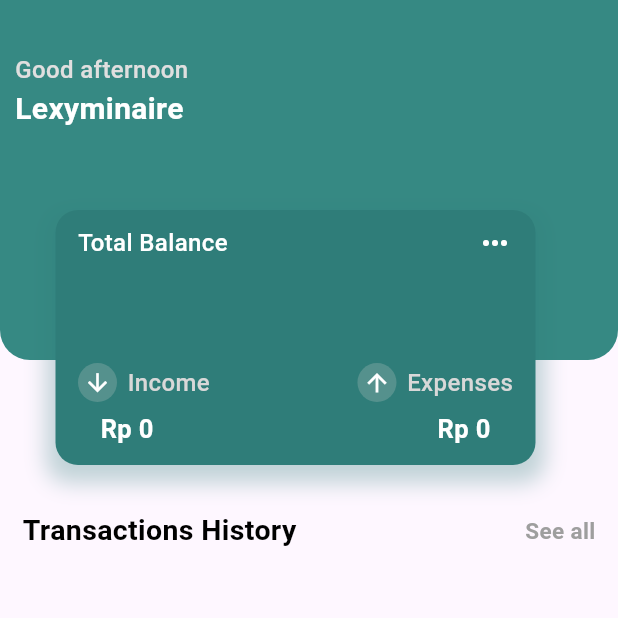
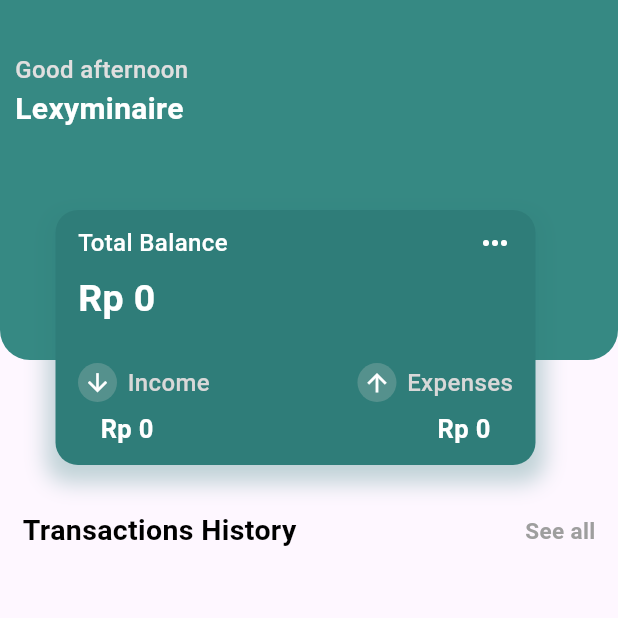
Before and after one commit to Jecheytaso/BibitDax, a Flutter app: the Home screen opened directly, on a phone screen of 412 x 824 dp, the top half of it. Run offline on Flutter 3.47's test engine with Material 3 defaults, Android fonts, the phone set to English and light mode, and no system bars; our stand-ins replace hive, hive_flutter, syncfusion_flutter_charts; accounts and stored records are empty.

Commit message:
modified:   lib/Screens/home.dart

```diff
--- a/lib/Screens/home.dart
+++ b/lib/Screens/home.dart
@@ -1,3 +1,4 @@
+import 'package:intl/intl.dart';
 import 'package:flutter/material.dart';
 import 'package:hive/hive.dart';
 import 'package:hive_flutter/adapters.dart';
@@ -208,8 +209,7 @@ class _HomeState extends State<Home> {
                   child: Row(
                     children: [
                       Text(
-                        //'\Rp ${total()}',
-                        NumberFormat.currency(locale: 'total').format(amount),
+                        NumberFormat.currency(locale: 'id', symbol: 'Rp ', decimalDigits: 0).format(total),
                         style: TextStyle(
                           fontWeight: FontWeight.bold,
                           fontSize: 25,
@@ -279,7 +279,7 @@ class _HomeState extends State<Home> {
                     mainAxisAlignment: MainAxisAlignment.spaceBetween,
                     children: [
                       Text(
-                        '\Rp ${income()}',
+                        NumberFormat.currency(locale: 'id', symbol: 'Rp ', decimalDigits: 0).format(income()),
                         style: TextStyle(
                           fontWeight: FontWeight.w600,
                           fontSize: 17,
@@ -287,7 +287,7 @@ class _HomeState extends State<Home> {
                         ),
                       ),
                       Text(
-                        '\Rp ${expenses()}',
+                        NumberFormat.currency(locale: 'id', symbol: 'Rp ', decimalDigits: 0).format(expenses()),
                         style: TextStyle(
                           fontWeight: FontWeight.w600,
                           fontSize: 17,
```
